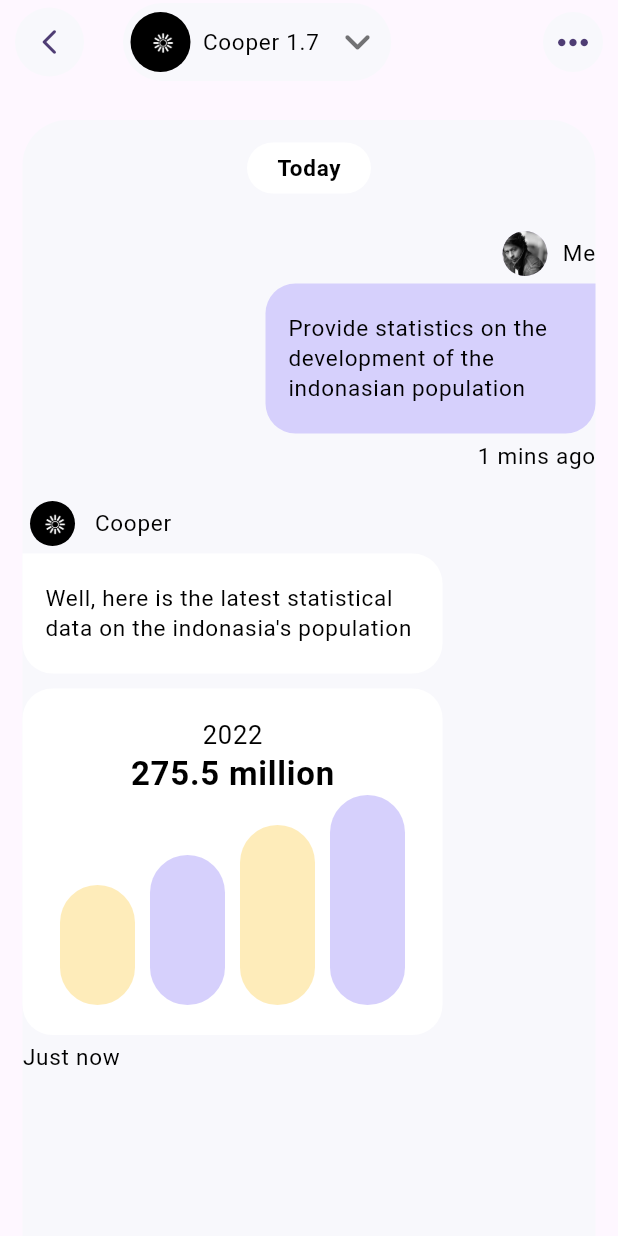
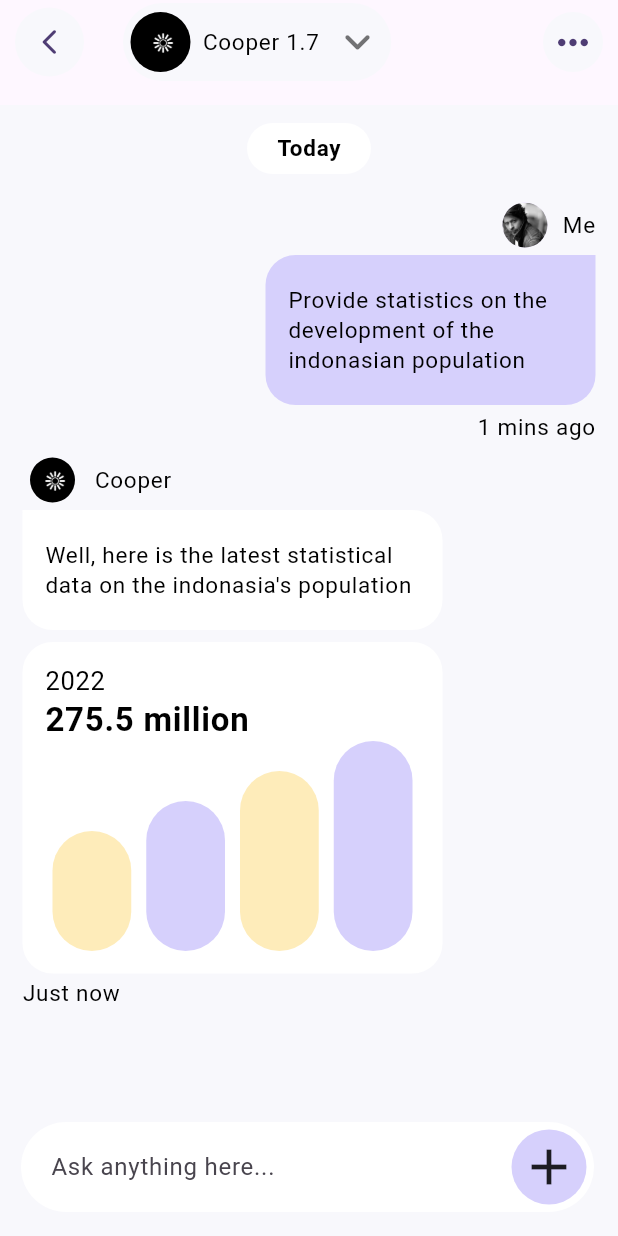
Before and after one commit to crashsonu-tasks/cooperai, a Flutter app: the screen it shows after launch, on a phone screen of 412 x 824 dp. Run offline on Flutter 3.47's test engine with Material 3 defaults, Android fonts, the phone set to English and light mode, and no system bars; our stand-ins replace font_awesome_flutter.

Commit message:
chat page done

```diff
--- a/lib/views/chat/view.dart
+++ b/lib/views/chat/view.dart
@@ -1,12 +1,12 @@
 // All Flutter Built-in Imports Here.
-import 'package:cooperai/constants/colors.dart';
-import 'package:cooperai/constants/texts.dart';
-import 'package:cooperai/views/home/view.dart';
 import 'package:flutter/material.dart';
 
 // All Custom Imports Here.
 
 // All Native Imports Here.
+import 'package:cooperai/constants/colors.dart';
+import 'package:cooperai/constants/texts.dart';
+import 'package:cooperai/views/home/view.dart';
 
 // All Attributes or Constants Here.
 
@@ -16,6 +16,7 @@ class ChatView extends StatelessWidget {
   @override
   Widget build(BuildContext context) {
     return Scaffold(
+      backgroundColor: AppColors.lightGrey,
       appBar: PreferredSize(
         preferredSize: preferredSize,
         child: AppBar(
@@ -38,11 +39,12 @@ class ChatView extends StatelessWidget {
           ],
         ),
       ),
-      body: const ChatBodyWidget(),
+      body: const SingleChildScrollView(child: ChatBodyWidget()),
+      floatingActionButton: const ChatBottomBar(),
     );
   }
 
-  Size get preferredSize => const Size.fromHeight(80);
+  Size get preferredSize => const Size.fromHeight(70);
 }
 
 class ChatBodyWidget extends StatelessWidget {
@@ -51,7 +53,7 @@ class ChatBodyWidget extends StatelessWidget {
   @override
   Widget build(BuildContext context) {
     return Container(
-      margin: const EdgeInsets.symmetric(horizontal: 15),
+      padding: const EdgeInsets.symmetric(horizontal: 15),
       decoration: BoxDecoration(
         color: AppColors.lightGrey,
         borderRadius: const BorderRadius.only(
@@ -86,7 +88,7 @@ class DayWidget extends StatelessWidget {
   @override
   Widget build(BuildContext context) {
     return Container(
-      margin: const EdgeInsets.all(15),
+      margin: const EdgeInsets.all(12),
       padding: const EdgeInsets.symmetric(vertical: 7, horizontal: 20),
       decoration: BoxDecoration(
           color: Colors.white, borderRadius: BorderRadius.circular(20)),
@@ -103,7 +105,7 @@ class ChatQuestionWidget extends StatelessWidget {
   @override
   Widget build(BuildContext context) {
     return Padding(
-      padding: const EdgeInsets.symmetric(vertical: 10),
+      padding: const EdgeInsets.symmetric(vertical: 7),
       child: Column(
         crossAxisAlignment: CrossAxisAlignment.end,
         children: [
@@ -150,7 +152,7 @@ class ChatAnswerWidget extends StatelessWidget {
   @override
   Widget build(BuildContext context) {
     return Padding(
-      padding: const EdgeInsets.symmetric(vertical: 10),
+      padding: const EdgeInsets.symmetric(vertical: 3),
       child: Column(
         crossAxisAlignment: CrossAxisAlignment.start,
         children: [
@@ -194,14 +196,15 @@ class ChatAnswerStatisticWidget extends StatelessWidget {
   @override
   Widget build(BuildContext context) {
     return Container(
-      margin: const EdgeInsets.symmetric(vertical: 5),
-      padding: const EdgeInsets.all(20),
+      margin: const EdgeInsets.only(bottom: 3, top: 3),
+      padding: const EdgeInsets.all(15),
       constraints: const BoxConstraints(maxWidth: 280),
       decoration: BoxDecoration(
         borderRadius: BorderRadius.circular(20),
         color: Colors.white,
       ),
       child: Column(
+        crossAxisAlignment: CrossAxisAlignment.start,
         children: [
           const AppText(text: '2022', textSize: 17),
           const AppText(text: '275.5 million', textSize: 22, bold: true),
@@ -229,17 +232,106 @@ class ChatAnswerStatisticWidget extends StatelessWidget {
   }
 }
 
-class ChatBottomBar extends StatelessWidget {
+class ChatBottomBar extends StatefulWidget {
   const ChatBottomBar({super.key});
+
+  @override
+  State<ChatBottomBar> createState() => _ChatBottomBarState();
+}
+
+class _ChatBottomBarState extends State<ChatBottomBar> {
+  bool _isDropdownOpen = false;
+  final List<Icon> _options = const [
+    Icon(
+      Icons.photo_library_outlined,
+      color: Colors.white,
+    ),
+    Icon(
+      Icons.mic,
+      color: Colors.white,
+    ),
+    Icon(
+      Icons.mic,
+      color: Colors.white,
+    )
+  ];
 
   @override
   Widget build(BuildContext context) {
     return Container(
-      margin: const EdgeInsets.all(15),
-      width: double.infinity,
-      height: 80,
+      height: 60,
+      margin: const EdgeInsets.only(left: 30.0, top: 15),
       decoration: BoxDecoration(
           color: Colors.white, borderRadius: BorderRadius.circular(40)),
+      child: Row(
+        children: [
+          const Flexible(
+            child: TextField(
+              decoration: InputDecoration(
+                hintText: 'Ask anything here...',
+                border: InputBorder.none,
+                contentPadding: EdgeInsets.symmetric(horizontal: 20),
+              ),
+            ),
+          ),
+          Stack(
+            clipBehavior: Clip.none,
+            children: [
+              GestureDetector(
+                onTap: () {
+                  setState(() {
+                    _isDropdownOpen = !_isDropdownOpen;
+                  });
+                },
+                child: Container(
+                    height: 50,
+                    width: 50,
+                    margin: const EdgeInsets.only(right: 5),
+                    decoration: BoxDecoration(
+                        borderRadius: BorderRadius.circular(50),
+                        color: AppColors.purpleDark),
+                    child: const Icon(Icons.add, size: 40)),
+              ),
+              if (_isDropdownOpen)
+                Positioned(
+                    bottom: 60,
+                    left: 0,
+                    right: 0,
+                    child: Material(
+                      color: Colors.transparent,
+                      shadowColor: Colors.transparent,
+                      child: Container(
+                        height: 170,
+                        decoration: BoxDecoration(
+                          borderRadius: BorderRadius.circular(30),
+                          color: Colors.black,
+                        ),
+                        child: Column(
+                          mainAxisAlignment: MainAxisAlignment.spaceAround,
+                          children: _options.map((Icon option) {
+                            return GestureDetector(
+                              onTap: () {
+                                setState(() {
+                                  _isDropdownOpen = false;
+                                });
+                              },
+                              child: Container(
+                                  height: 40,
+                                  width: 40,
+                                  decoration: BoxDecoration(
+                                    color: Colors.white.withOpacity(0.2),
+                                    borderRadius: BorderRadius.circular(50),
+                                  ),
+                                  child: option),
+                            );
+                          }).toList(),
+                        ),
+                      ),
+                    )),
+            ],
+          )
+        ],
+      ),
     );
   }
 }
```
